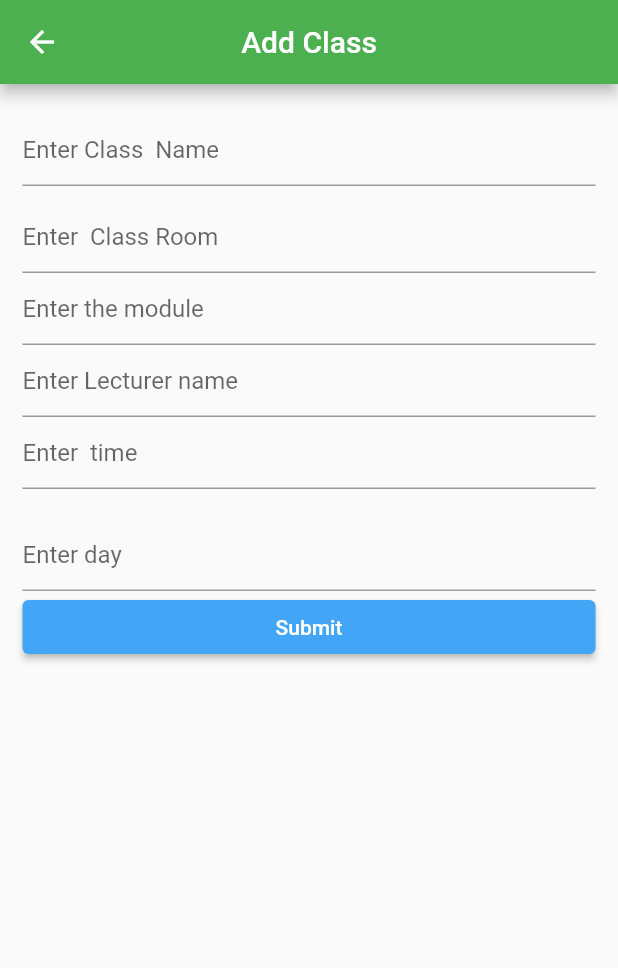
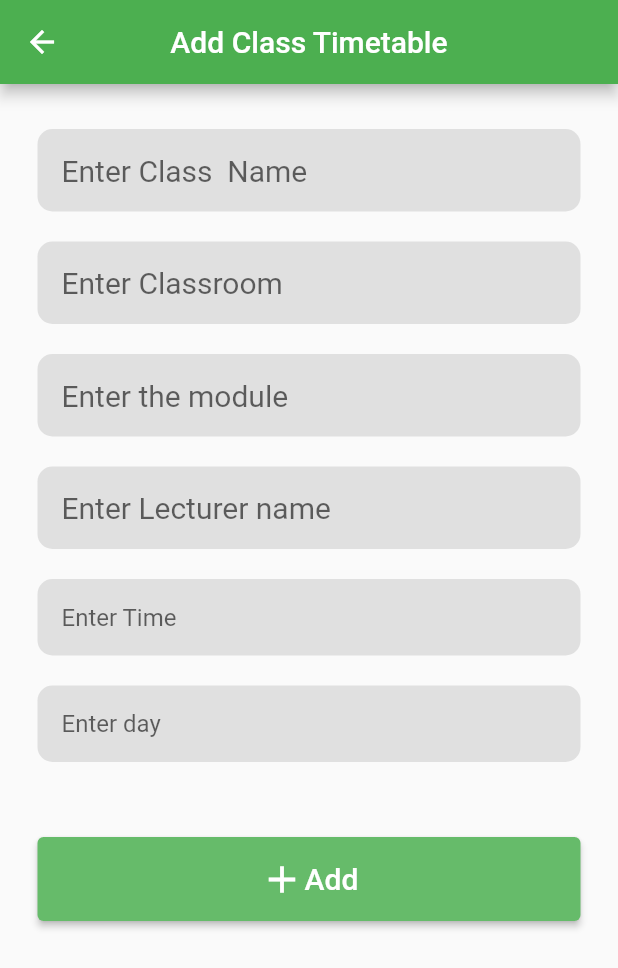
Before and after one commit to shadkasera/must_online, a Flutter app: the AddClass screen opened directly, on a phone screen of 412 x 824 dp. Shown: the top 968 px of the screen. Run offline on Flutter 3.47's test engine with Material 2 defaults, Android fonts, the phone set to English and light mode, and no system bars; our stand-ins replace cloud_firestore, firebase_auth, firebase_core; accounts and stored records are empty.

Commit message:
updated login dart

```diff
--- a/lib/pages/add_class.dart
+++ b/lib/pages/add_class.dart
@@ -1,6 +1,5 @@
 import 'package:flutter/material.dart';
 import 'package:cloud_firestore/cloud_firestore.dart';
-import 'package:must_online/models/lecturer.dart';
 
 import '../models/class.dart';
 
@@ -24,7 +23,7 @@ class _AddClassState extends State<AddClass> {
     return Scaffold(
       appBar: AppBar(
         centerTitle: true,
-        title: const Text('Add Class'),
+        title: const Text('Add Class Timetable'),
       ),
       body: SingleChildScrollView(
         child: Padding(
@@ -32,77 +31,173 @@ class _AddClassState extends State<AddClass> {
           child: Column(
             crossAxisAlignment: CrossAxisAlignment.stretch,
             children: [
-              TextField(
+              Padding(
+                padding: const EdgeInsets.all(10.0),
+                child: Container(
+                  decoration: BoxDecoration(
+                      color: Colors.grey[300],
+                      borderRadius: BorderRadius.circular(10)),
+                  child: TextField(
+                    cursorColor: Colors.black,
                     onChanged: (value) {
                       setState(() {
                         name = value;
                       });
                     },
                     decoration: const InputDecoration(
+                      border: InputBorder.none,
+                      contentPadding: EdgeInsets.all(16),
                       hintText: 'Enter Class  Name',
+                      hintStyle: TextStyle(fontSize: 20),
                     ),
                   ),
-              const SizedBox(height: 10),
-              TextField(
+                ),
+              ),
+              //another one
+              Padding(
+                padding: const EdgeInsets.all(10.0),
+                child: Container(
+                  decoration: BoxDecoration(
+                      color: Colors.grey[300],
+                      borderRadius: BorderRadius.circular(10)),
+                  child: TextField(
+                    cursorColor: Colors.black,
                     onChanged: (value) {
                       setState(() {
                         room = value;
                       });
                     },
                     decoration: const InputDecoration(
-                  hintText: 'Enter  Class Room',
+                      border: InputBorder.none,
+                      contentPadding: EdgeInsets.all(16),
+                      hintText: 'Enter Classroom',
+                      hintStyle: TextStyle(fontSize: 20),
                     ),
                   ),
-              TextField(
+                ),
+              ),
+              //another
+              Padding(
+                padding: const EdgeInsets.all(10.0),
+                child: Container(
+                  decoration: BoxDecoration(
+                      color: Colors.grey[300],
+                      borderRadius: BorderRadius.circular(10)),
+                  child: TextField(
+                    cursorColor: Colors.black,
                     onChanged: (value) {
                       setState(() {
                         module = value;
                       });
                     },
                     decoration: const InputDecoration(
+                      border: InputBorder.none,
+                      contentPadding: EdgeInsets.all(16),
                       hintText: 'Enter the module',
+                      hintStyle: TextStyle(fontSize: 20),
                     ),
                   ),
-              TextField(
+                ),
+              ),
+
+              //another
+              Padding(
+                padding: const EdgeInsets.all(10.0),
+                child: Container(
+                  decoration: BoxDecoration(
+                      color: Colors.grey[300],
+                      borderRadius: BorderRadius.circular(10)),
+                  child: TextField(
+                    cursorColor: Colors.black,
                     onChanged: (value) {
                       setState(() {
                         lecturer = value;
                       });
                     },
                     decoration: const InputDecoration(
+                      border: InputBorder.none,
+                      contentPadding: EdgeInsets.all(16),
                       hintText: 'Enter Lecturer name',
+                      hintStyle: TextStyle(fontSize: 20),
                     ),
                   ),
-              TextField(
+                ),
+              ),
+
+              //another
+              Padding(
+                padding: const EdgeInsets.all(10.0),
+                child: Container(
+                  decoration: BoxDecoration(
+                      color: Colors.grey[300],
+                      borderRadius: BorderRadius.circular(10)),
+                  child: TextField(
                     onChanged: (value) {
                       setState(() {
                         time = value;
                       });
                     },
                     decoration: const InputDecoration(
-                  hintText: 'Enter  time',
+                      border: InputBorder.none,
+                      contentPadding: EdgeInsets.all(16),
+                      hintText: 'Enter Time',
                     ),
                   ),
-              const SizedBox(height: 20),
-              TextField(
+                ),
+              ),
+              //another
+              Padding(
+                padding: const EdgeInsets.all(10.0),
+                child: Container(
+                  decoration: BoxDecoration(
+                      color: Colors.grey[300],
+                      borderRadius: BorderRadius.circular(10)),
+                  child: TextField(
                     onChanged: (value) {
                       setState(() {
                         day = value;
                       });
                     },
                     decoration: const InputDecoration(
+                      border: InputBorder.none,
+                      contentPadding: EdgeInsets.all(16),
                       hintText: 'Enter day',
                     ),
                   ),
-              ElevatedButton(
+                ),
+              ),
+              //another
+              //  /another
+              Padding(
+                padding:
+                    const EdgeInsets.symmetric(horizontal: 10, vertical: 40),
+                child: ElevatedButton(
                   style: ElevatedButton.styleFrom(
                     foregroundColor: Colors.white,
-                  backgroundColor: Colors.blue[400],
+                    backgroundColor: Colors.green[400],
                   ),
                   onPressed: () {
                     createKlass(context: context);
                   },
-                child: const Text('Submit'),
+                  child: Padding(
+                    padding: const EdgeInsets.symmetric(
+                      vertical: 13,
+                    ),
+                    child: Row(
+                      mainAxisAlignment: MainAxisAlignment.center,
+                      children: const [
+                        Icon(
+                          Icons.add,
+                          size: 30,
+                        ),
+                        Text(
+                          'Add',
+                          style: TextStyle(fontSize: 20),
+                        ),
+                      ],
+                    ),
+                  ),
+                ),
               ),
             ],
           ),
--- a/lib/pages/home_screen2.dart
+++ b/lib/pages/home_screen2.dart
@@ -4,14 +4,19 @@ import 'package:must_online/pages/add_class.dart';
 
 import '../models/class.dart';
 
-class HomeScreen2 extends StatelessWidget {
+class HomeScreen2 extends StatefulWidget {
   const HomeScreen2({super.key});
 
+  @override
+  State<HomeScreen2> createState() => _HomeScreen2State();
+}
+
+class _HomeScreen2State extends State<HomeScreen2> {
   @override
   Widget build(BuildContext context) {
     return Scaffold(
       appBar: AppBar(
-        backgroundColor: Colors.blue[500],
+        backgroundColor: Colors.green,
         title: const Text('MUST  TIMETABLE'),
         centerTitle: true,
         actions: [
@@ -33,7 +38,7 @@ class HomeScreen2 extends StatelessWidget {
           )
         ],
       ),
-      backgroundColor: const Color(0xffc0dbe9),
+      backgroundColor: Colors.grey[500],
       body: SafeArea(
         child: StreamBuilder(
             stream: readKlass(),
@@ -46,24 +51,7 @@ class HomeScreen2 extends StatelessWidget {
                   separatorBuilder: (BuildContext context, int index) =>
                       const Divider(),
                   itemBuilder: (BuildContext context, int index) {
-                    return Dismissible(
-                      key: Key(klasses[index].id),
-                      direction: DismissDirection.endToStart,
-                      background: Container(
-                        color: Colors.red,
-                        alignment: Alignment.centerRight,
-                        child: const Icon(
-                          Icons.delete_forever,
-                          color: Colors.white,
-                          size: 30.0,
-                        ),
-                      ),
-                      // onDismissed: (direction) {
-                      //   deleteSchool(
-                      //               context: context, school: klasses[index]);
-
-                      // },
-                      child: ListTile(
+                    return ListTile(
                       leading: Column(
                         children: [
                           Text(
@@ -82,14 +70,18 @@ class HomeScreen2 extends StatelessWidget {
                       ),
                       title: Text(
                         klasses[index].name,
-                          style: const TextStyle(fontSize: 24, color: Colors.green, fontWeight: FontWeight.bold),
+                        style: const TextStyle(
+                            fontSize: 24,
+                            color: Colors.white,
+                            fontWeight: FontWeight.bold),
                       ),
                       subtitle: Column(
                         crossAxisAlignment: CrossAxisAlignment.start,
                         children: [
                           Text(
                             klasses[index].module,
-                              style: const TextStyle(fontSize: 20, fontWeight: FontWeight.bold),
+                            style: const TextStyle(
+                                fontSize: 20, fontWeight: FontWeight.bold),
                           ),
                           Text(
                             klasses[index].lecturer,
@@ -98,9 +90,7 @@ class HomeScreen2 extends StatelessWidget {
                           const SizedBox(
                             height: 5,
                           ),
-
                         ],
-                        ),
                       ),
                     );
                   },
--- a/lib/pages/welcome.dart
+++ b/lib/pages/welcome.dart
@@ -237,7 +237,10 @@ class WelcomePageState extends State<WelcomePage> {
             Expanded(
               child: TextField(
                 decoration: const InputDecoration(
-                  hintText: 'Search',hintStyle: TextStyle(fontSize: 20),
+                  hintText: 'Search',
+                  hintStyle: TextStyle(
+                    fontSize: 20,
+                  ),
                   border: InputBorder.none,
                 ),
                 onSubmitted: (value) {
```
Lines whose indentation alone changed are shown as unchanged.
